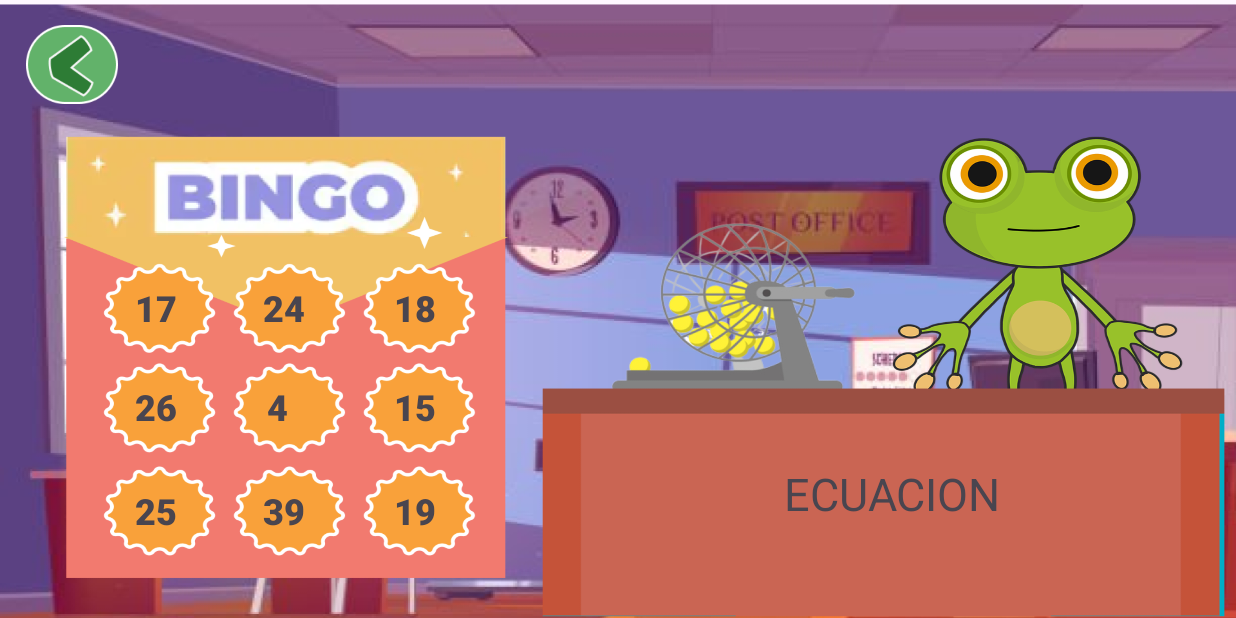
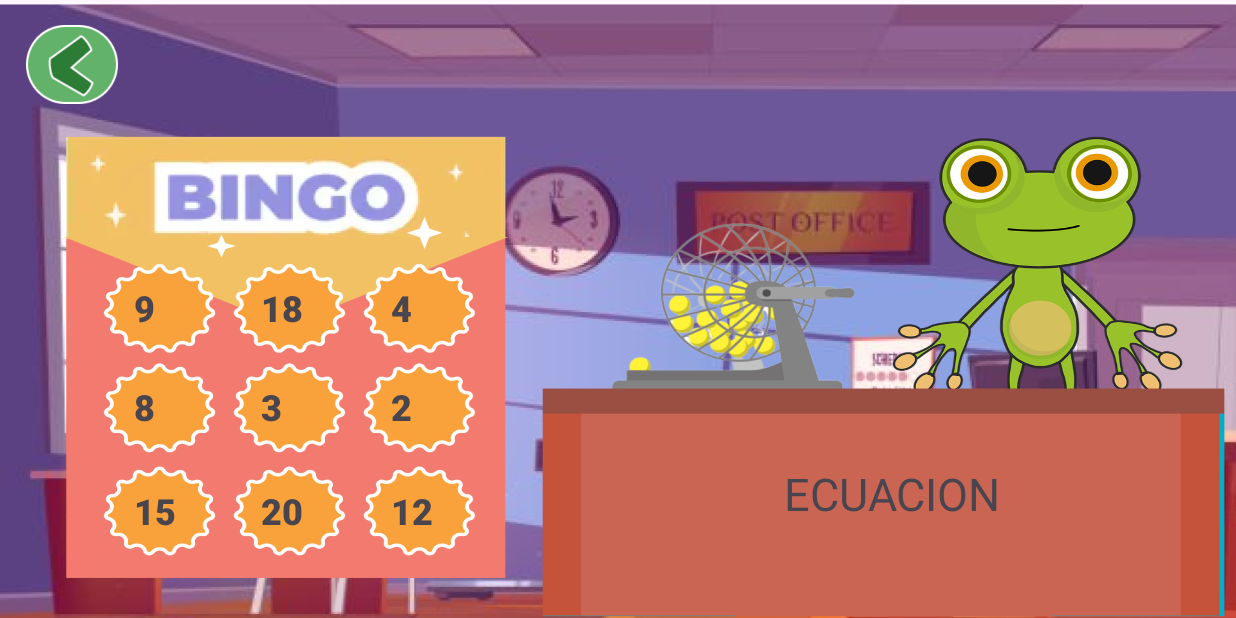
Before and after one commit to codaki/Pry_Proyecto_Final_Primer_Parcial, an Android app: the screen it shows after launch (Bingo), after a tap on "botonbingo", on a phone screen of 824 x 412 dp (held sideways). Run offline under Robolectric (Android 15) with nearby library versions, the phone set to English and light mode, and no system bars.

Commit message:
Descagado, no funcional

```diff
--- a/app/src/main/java/com/example/pry_proyecto_final_primer_parcial/Bingo.kt
+++ b/app/src/main/java/com/example/pry_proyecto_final_primer_parcial/Bingo.kt
@@ -70,27 +70,19 @@ class Bingo : AppCompatActivity() {
             }
         }
 
+        lblNum1.text = matrizOriginal[0][0].toString()
+        lblNum2.text = matrizOriginal[0][1].toString()
+        lblNum3.text = matrizOriginal[0][2].toString()
+        lblNum4.text = matrizOriginal[1][0].toString()
+        lblNum5.text = matrizOriginal[1][1].toString()
+        lblNum6.text = matrizOriginal[1][2].toString()
+        lblNum7.text = matrizOriginal[2][0].toString()
+        lblNum8.text = matrizOriginal[2][1].toString()
+        lblNum9.text = matrizOriginal[2][2].toString()
+    }
 
-        lblNum1.setOnClickListener { onNumeroSeleccionado(0, 0) }
-        lblNum2.setOnClickListener { onNumeroSeleccionado(0, 1) }
-        lblNum3.setOnClickListener { onNumeroSeleccionado(0, 2) }
-        lblNum4.setOnClickListener { onNumeroSeleccionado(1, 0) }
-        lblNum5.setOnClickListener { onNumeroSeleccionado(1, 1) }
-        lblNum6.setOnClickListener { onNumeroSeleccionado(1, 2) }
-        lblNum7.setOnClickListener { onNumeroSeleccionado(2, 0) }
-        lblNum8.setOnClickListener { onNumeroSeleccionado(2, 1) }
-        lblNum9.setOnClickListener { onNumeroSeleccionado(2, 2) }
-
-        lblNum1.text = matrizResultados[0][0].toString()
-        lblNum2.text = matrizResultados[0][1].toString()
-        lblNum3.text = matrizResultados[0][2].toString()
-        lblNum4.text = matrizResultados[1][0].toString()
-        lblNum5.text = matrizResultados[1][1].toString()
-        lblNum6.text = matrizResultados[1][2].toString()
-        lblNum7.text = matrizResultados[2][0].toString()
-        lblNum8.text = matrizResultados[2][1].toString()
-        lblNum9.text = matrizResultados[2][2].toString()
-
+    fun check(){
 
     }
+
 }
--- a/app/src/main/res/layout/activity_bingo.xml
+++ b/app/src/main/res/layout/activity_bingo.xml
@@ -32,7 +32,9 @@
         app:layout_constraintHorizontal_bias="0.33"
         app:layout_constraintStart_toStartOf="parent"
         app:layout_constraintTop_toTopOf="parent"
-        app:layout_constraintVertical_bias="0.672" />
+        app:layout_constraintVertical_bias="0.672"
+        android:onClick="check"
+        android:hint="1 2"/>
 
     <TextView
         android:id="@+id/num_1"
@@ -47,7 +49,9 @@
         app:layout_constraintHorizontal_bias="0.113"
         app:layout_constraintStart_toStartOf="parent"
         app:layout_constraintTop_toTopOf="parent"
-        app:layout_constraintVertical_bias="0.498" />
+        app:layout_constraintVertical_bias="0.498"
+        android:onClick="check"
+        android:hint="0 0"/>
 
     <TextView
         android:id="@+id/num_8"
@@ -62,7 +66,9 @@
         app:layout_constraintHorizontal_bias="0.22"
         app:layout_constraintStart_toStartOf="parent"
         app:layout_constraintTop_toTopOf="parent"
-        app:layout_constraintVertical_bias="0.854" />
+        app:layout_constraintVertical_bias="0.854"
+        android:onClick="check"
+        android:hint="2 1"/>
 
     <TextView
         android:id="@+id/num_9"
@@ -77,7 +83,9 @@
         app:layout_constraintHorizontal_bias="0.33"
         app:layout_constraintStart_toStartOf="parent"
         app:layout_constraintTop_toTopOf="parent"
-        app:layout_constraintVertical_bias="0.854" />
+        app:layout_constraintVertical_bias="0.854"
+        android:onClick="check"
+        android:hint="2 2"/>
 
     <TextView
         android:id="@+id/num_5"
@@ -92,7 +100,9 @@
         app:layout_constraintHorizontal_bias="0.22"
         app:layout_constraintStart_toStartOf="parent"
         app:layout_constraintTop_toTopOf="parent"
-        app:layout_constraintVertical_bias="0.672" />
+        app:layout_constraintVertical_bias="0.672"
+        android:onClick="check"
+        android:hint="1 1"/>
 
     <TextView
         android:id="@+id/num_7"
@@ -107,7 +117,9 @@
         app:layout_constraintHorizontal_bias="0.113"
         app:layout_constraintStart_toStartOf="parent"
         app:layout_constraintTop_toTopOf="parent"
-        app:layout_constraintVertical_bias="0.854" />
+        app:layout_constraintVertical_bias="0.854"
+        android:onClick="check"
+        android:hint="2 0"/>
 
     <TextView
         android:id="@+id/num_4"
@@ -122,7 +134,9 @@
         app:layout_constraintHorizontal_bias="0.113"
         app:layout_constraintStart_toStartOf="parent"
         app:layout_constraintTop_toTopOf="parent"
-        app:layout_constraintVertical_bias="0.672" />
+        app:layout_constraintVertical_bias="0.672"
+        android:onClick="check"
+        android:hint="1 0"/>
 
     <TextView
         android:id="@+id/num_3"
@@ -137,7 +151,9 @@
         app:layout_constraintHorizontal_bias="0.33"
         app:layout_constraintStart_toStartOf="parent"
         app:layout_constraintTop_toTopOf="parent"
-        app:layout_constraintVertical_bias="0.498" />
+        app:layout_constraintVertical_bias="0.498"
+        android:onClick="check"
+        android:hint="0 2"/>
 
     <TextView
         android:id="@+id/num_2"
@@ -152,7 +168,9 @@
         app:layout_constraintHorizontal_bias="0.22"
         app:layout_constraintStart_toStartOf="parent"
         app:layout_constraintTop_toTopOf="parent"
-        app:layout_constraintVertical_bias="0.498" />
+        app:layout_constraintVertical_bias="0.498"
+        android:onClick="check"
+        android:hint="0 1"/>
 
     <TextView
         android:id="@+id/intercambiable"
```
